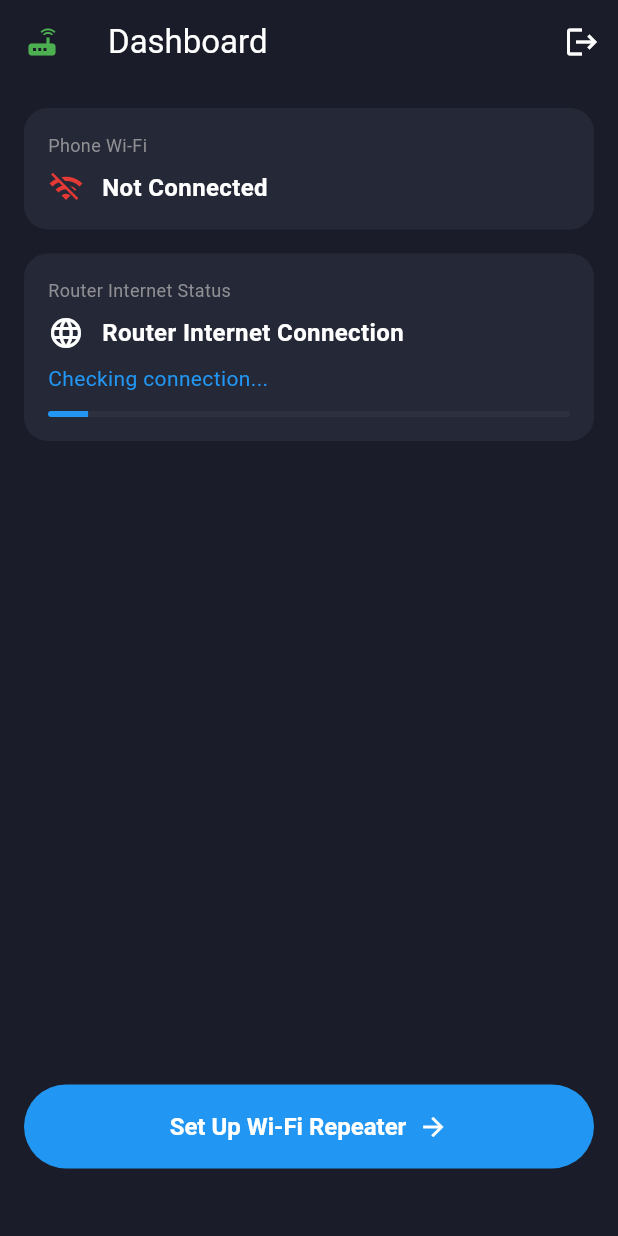
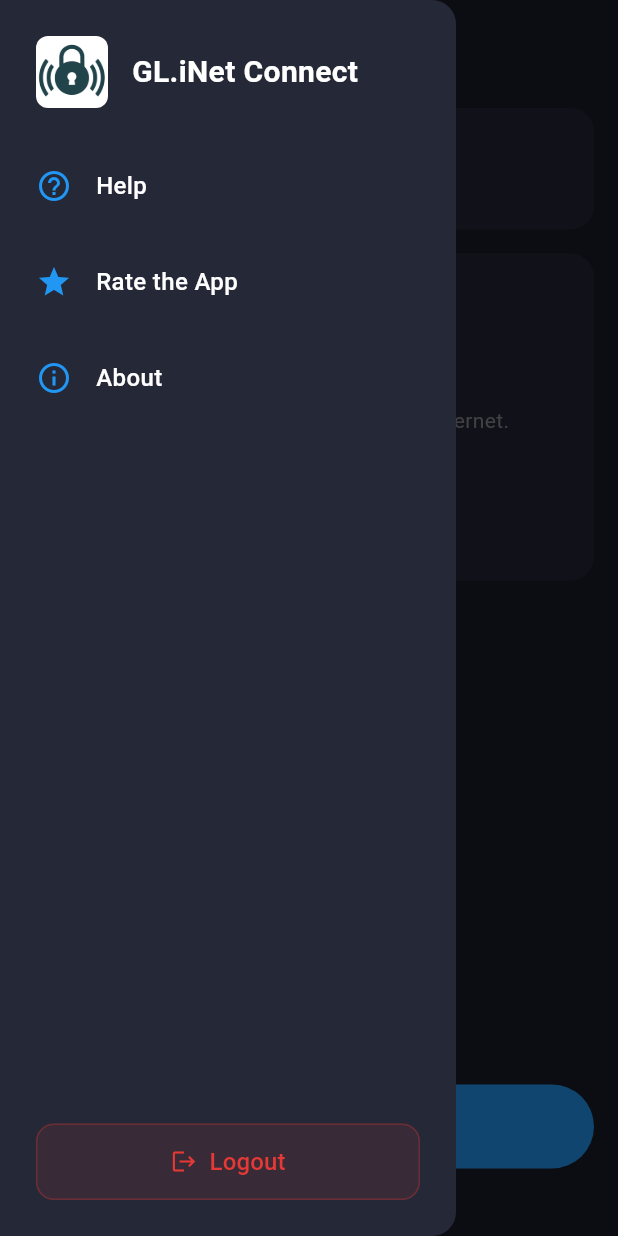
Before and after one commit to brotoo25/GL.iNet-Connect-App, a Flutter app: the DashboardScreen screen opened directly with empty values, with the side drawer open (before the commit the screen has no drawer), on a phone screen of 412 x 824 dp. Run offline on Flutter 3.47's test engine with Material 3 defaults, Android fonts, the phone set to English and light mode, and no system bars; our stand-ins replace flutter_secure_storage, permission_handler; missing offline and left inert: crypt, network_info_plus; accounts and stored records are empty.

Commit message:
feat: drawer menu

```diff
--- a/lib/screens/dashboard_screen.dart
+++ b/lib/screens/dashboard_screen.dart
@@ -3,6 +3,8 @@ import 'package:flutter/material.dart';
 import 'package:permission_handler/permission_handler.dart';
 import '../main.dart';
 import '../services/wifi_info_service.dart';
+import '../widgets/about_dialog.dart';
+import '../widgets/app_drawer.dart';
 import '../widgets/phone_wifi_card.dart';
 import '../widgets/router_connection_card.dart';
 
@@ -139,24 +141,35 @@ class _DashboardScreenState extends State<DashboardScreen> {
     }
   }
 
+  void _showHelp() {
+    // TODO: Implement help screen or dialog
+    ScaffoldMessenger.of(context).showSnackBar(
+      const SnackBar(content: Text('Help coming soon!')),
+    );
+  }
+
+  void _showRateApp() {
+    // TODO: Implement app rating (e.g., using in_app_review package)
+    ScaffoldMessenger.of(context).showSnackBar(
+      const SnackBar(content: Text('Rate the App coming soon!')),
+    );
+  }
+
+  void _showAbout() => showAppAboutDialog(context);
+
   @override
   Widget build(BuildContext context) {
     final appColors = Theme.of(context).extension<AppColors>()!;
 
     return Scaffold(
       appBar: AppBar(
-        leading: Padding(
-          padding: const EdgeInsets.all(12.0),
-          child: Icon(Icons.router, color: appColors.successGreen),
-        ),
         title: const Text('Dashboard'),
-        actions: [
-          IconButton(
-            icon: const Icon(Icons.logout),
-            onPressed: widget.onLogout,
-            tooltip: 'Logout',
-          ),
-        ],
+      ),
+      drawer: AppDrawer(
+        onLogout: widget.onLogout,
+        onHelp: _showHelp,
+        onRateApp: _showRateApp,
+        onAbout: _showAbout,
       ),
       body: SafeArea(
         child: Column(
--- /dev/null
+++ b/lib/widgets/about_dialog.dart
@@ -0,0 +1,19 @@
+import 'package:flutter/material.dart';
+
+/// Shows an about dialog with app information
+void showAppAboutDialog(BuildContext context) {
+  showAboutDialog(
+    context: context,
+    applicationName: 'GL.iNet Connect',
+    applicationVersion: '1.0.0',
+    applicationIcon: ClipRRect(
+      borderRadius: BorderRadius.circular(8),
+      child: Image.asset('assets/logo.png', width: 48, height: 48),
+    ),
+    children: [
+      const Text(
+        'Configure your GL.iNet router as a WiFi repeater with ease.',
+      ),
+    ],
+  );
+}
--- /dev/null
+++ b/lib/widgets/app_drawer.dart
@@ -0,0 +1,186 @@
+import 'package:flutter/material.dart';
+import '../main.dart';
+
+/// Custom drawer menu for the app
+class AppDrawer extends StatelessWidget {
+  final VoidCallback onLogout;
+  final VoidCallback? onHelp;
+  final VoidCallback? onRateApp;
+  final VoidCallback? onAbout;
+
+  const AppDrawer({
+    super.key,
+    required this.onLogout,
+    this.onHelp,
+    this.onRateApp,
+    this.onAbout,
+  });
+
+  @override
+  Widget build(BuildContext context) {
+    final appColors = Theme.of(context).extension<AppColors>()!;
+
+    return Drawer(
+      backgroundColor: appColors.cardBackground,
+      child: SafeArea(
+        child: Column(
+          children: [
+            // Header with logo and title
+            _buildHeader(context),
+            const SizedBox(height: 24),
+            // Menu items
+            Expanded(
+              child: Padding(
+                padding: const EdgeInsets.symmetric(horizontal: 16),
+                child: Column(
+                  children: [
+                    _DrawerMenuItem(
+                      icon: Icons.help_outline,
+                      iconColor: Theme.of(context).colorScheme.primary,
+                      label: 'Help',
+                      onTap: () {
+                        Navigator.pop(context);
+                        onHelp?.call();
+                      },
+                    ),
+                    const SizedBox(height: 8),
+                    _DrawerMenuItem(
+                      icon: Icons.star,
+                      iconColor: Theme.of(context).colorScheme.primary,
+                      label: 'Rate the App',
+                      onTap: () {
+                        Navigator.pop(context);
+                        onRateApp?.call();
+                      },
+                    ),
+                    const SizedBox(height: 8),
+                    _DrawerMenuItem(
+                      icon: Icons.info_outline,
+                      iconColor: Theme.of(context).colorScheme.primary,
+                      label: 'About',
+                      onTap: () {
+                        Navigator.pop(context);
+                        onAbout?.call();
+                      },
+                    ),
+                  ],
+                ),
+              ),
+            ),
+            // Logout button at the bottom
+            _buildLogoutButton(context, appColors),
+            const SizedBox(height: 24),
+          ],
+        ),
+      ),
+    );
+  }
+
+  Widget _buildHeader(BuildContext context) {
+    return Padding(
+      padding: const EdgeInsets.fromLTRB(24, 24, 24, 0),
+      child: Row(
+        children: [
+          // Logo placeholder (white square like in the design)
+          Container(
+            width: 48,
+            height: 48,
+            decoration: BoxDecoration(
+              color: Colors.white,
+              borderRadius: BorderRadius.circular(8),
+            ),
+            child: ClipRRect(
+              borderRadius: BorderRadius.circular(8),
+              child: Image.asset(
+                'assets/logo.png',
+                fit: BoxFit.cover,
+                errorBuilder: (context, error, stackTrace) {
+                  return const SizedBox();
+                },
+              ),
+            ),
+          ),
+          const SizedBox(width: 16),
+          const Text(
+            'GL.iNet Connect',
+            style: TextStyle(
+              color: Colors.white,
+              fontSize: 20,
+              fontWeight: FontWeight.w600,
+            ),
+          ),
+        ],
+      ),
+    );
+  }
+
+  Widget _buildLogoutButton(BuildContext context, AppColors appColors) {
+    return Padding(
+      padding: const EdgeInsets.symmetric(horizontal: 24),
+      child: SizedBox(
+        width: double.infinity,
+        child: OutlinedButton.icon(
+          onPressed: () {
+            Navigator.pop(context);
+            onLogout();
+          },
+          style: OutlinedButton.styleFrom(
+            foregroundColor: appColors.errorRed,
+            side: BorderSide(
+              color: appColors.errorRed.withValues(alpha: 0.3),
+            ),
+            backgroundColor: appColors.errorRed.withValues(alpha: 0.1),
+            padding: const EdgeInsets.symmetric(vertical: 14),
+            shape: RoundedRectangleBorder(
+              borderRadius: BorderRadius.circular(12),
+            ),
+          ),
+          icon: const Icon(Icons.logout),
+          label: const Text(
+            'Logout',
+            style: TextStyle(fontSize: 16, fontWeight: FontWeight.w500),
+          ),
+        ),
+      ),
+    );
+  }
+}
+
+class _DrawerMenuItem extends StatelessWidget {
+  final IconData icon;
+  final Color iconColor;
+  final String label;
+  final VoidCallback? onTap;
+
+  const _DrawerMenuItem({
+    required this.icon,
+    required this.iconColor,
+    required this.label,
+    this.onTap,
+  });
+
+  @override
+  Widget build(BuildContext context) {
+    return InkWell(
+      onTap: onTap,
+      borderRadius: BorderRadius.circular(12),
+      child: Padding(
+        padding: const EdgeInsets.symmetric(horizontal: 8, vertical: 16),
+        child: Row(
+          children: [
+            Icon(icon, color: iconColor, size: 24),
+            const SizedBox(width: 16),
+            Text(
+              label,
+              style: const TextStyle(
+                color: Colors.white,
+                fontSize: 16,
+                fontWeight: FontWeight.w500,
+              ),
+            ),
+          ],
+        ),
+      ),
+    );
+  }
+}
```
